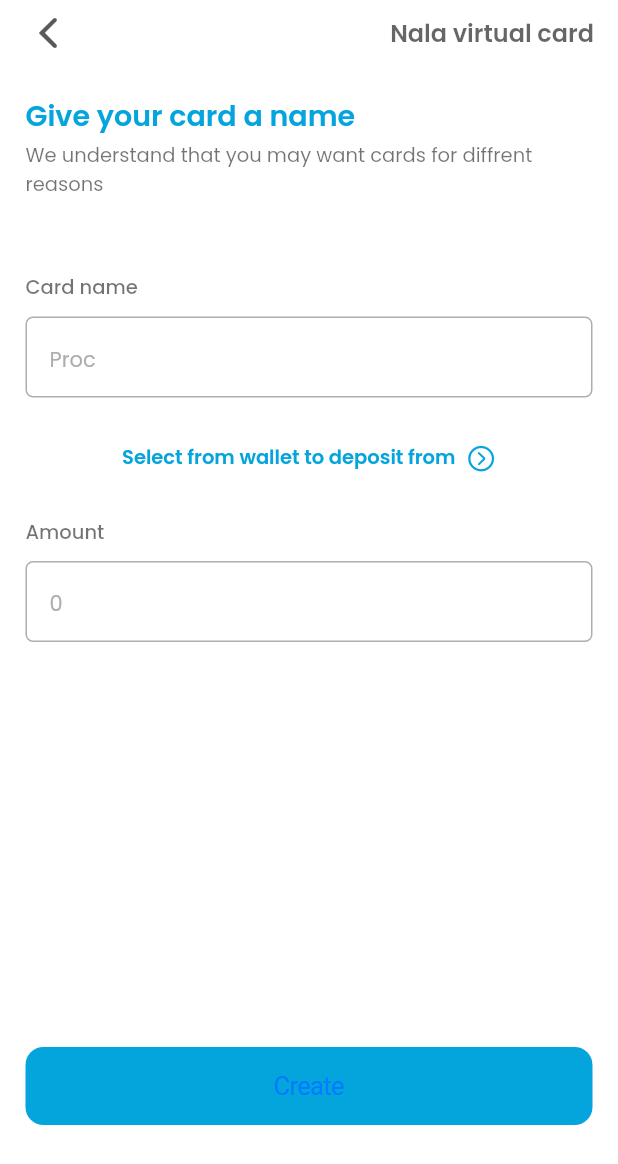
After one commit to ProsperChihimba/nala-ios-clone, a Flutter app: the CardName screen opened directly, on a phone screen of 412 x 824 dp. The commit adds this screen. Shown: the top 1164 px of the screen. Run offline on Flutter 3.47's test engine with Material 2 defaults, Android fonts, the phone set to English and light mode, and no system bars; our stand-ins replace gap, get, google_fonts; statements that could not run were skipped.

Commit message:
Add: create card page design

```diff
--- a/lib/home/cards/button.dart
+++ b/lib/home/cards/button.dart
@@ -1,4 +1,5 @@
-import 'package:flutter/material.dart';
+import 'package:flutter/cupertino.dart';
+import 'package:nala_clon/home/cards/cardname/index.dart';
 import 'package:nala_clon/utils/app_layout.dart';
 import 'package:nala_clon/utils/app_styles.dart';
 
@@ -15,7 +16,17 @@ class GreenButton extends StatelessWidget {
 
   @override
   Widget build(BuildContext context) {
-    return Container(
+    return GestureDetector(
+      onTap: () {
+        Navigator.of(context).push(
+          CupertinoPageRoute(
+            builder: (BuildContext context) {
+              return const CardName();
+            },
+          ),
+        );
+      },
+      child: Container(
         padding: EdgeInsets.symmetric(vertical: AppLayout.getHeight(size)),
         //
         decoration: BoxDecoration(
@@ -36,6 +47,7 @@ class GreenButton extends StatelessWidget {
             fontSize: AppLayout.getHeight(18),
           ),
         ),
+      ),
     );
   }
 }
--- /dev/null
+++ b/lib/home/cards/cardname/index.dart
@@ -0,0 +1,122 @@
+import 'package:flutter/cupertino.dart';
+import 'package:gap/gap.dart';
+import 'package:nala_clon/send/tag/confirm.dart';
+import 'package:nala_clon/send/tag/input.dart';
+import 'package:nala_clon/utils/app_layout.dart';
+import 'package:nala_clon/utils/app_styles.dart';
+
+class CardName extends StatefulWidget {
+  const CardName({super.key});
+
+  @override
+  State<CardName> createState() => _CardNameState();
+}
+
+class _CardNameState extends State<CardName> {
+  @override
+  Widget build(BuildContext context) {
+    return CupertinoPageScaffold(
+      // navigation bar
+      navigationBar: CupertinoNavigationBar(
+        //
+        leading: Icon(
+          CupertinoIcons.back,
+          color: CupertinoColors.black.withOpacity(0.65),
+        ),
+
+        //
+        trailing: Text(
+          'Nala virtual card',
+          style: Styles.normalText.copyWith(
+            color: CupertinoColors.black.withOpacity(0.6),
+            fontSize: AppLayout.getHeight(16),
+            fontWeight: FontWeight.w600,
+          ),
+        ),
+      ),
+      child: Padding(
+        padding: EdgeInsets.symmetric(horizontal: AppLayout.getWidth(17)),
+        child: ListView(
+          children: [
+            //
+            Gap(AppLayout.getHeight(19)),
+
+            //
+            Text(
+              "Give your card a name",
+              style: Styles.normalText.copyWith(
+                color: Styles.blueColor,
+                fontSize: AppLayout.getHeight(19),
+                fontWeight: FontWeight.w600,
+              ),
+            ),
+
+            // desc
+            Gap(AppLayout.getHeight(3)),
+            Text(
+              "We understand that you may want cards for diffrent reasons",
+              style: Styles.normalText.copyWith(
+                color: CupertinoColors.black.withOpacity(0.55),
+                fontSize: AppLayout.getHeight(13),
+              ),
+            ),
+
+            // inputs
+            Gap(AppLayout.getHeight(30)),
+            const TagInput(
+              header: "Card name",
+              amount: "Proc",
+            ),
+
+            // benefici
+            Gap(AppLayout.getHeight(30)),
+            Row(
+              mainAxisAlignment: MainAxisAlignment.center,
+              children: [
+                Text(
+                  "Select from wallet to deposit from",
+                  style: Styles.normalText.copyWith(
+                    color: Styles.blueColor,
+                    fontWeight: FontWeight.w600,
+                    fontSize: AppLayout.getHeight(13),
+                  ),
+                ),
+
+                // icon
+                Gap(AppLayout.getWidth(7)),
+                Icon(
+                  CupertinoIcons.chevron_right_circle,
+                  color: Styles.blueColor,
+                  size: AppLayout.getHeight(20),
+                )
+              ],
+            ),
+
+            // a,ount
+            Gap(AppLayout.getHeight(10)),
+            const TagInput(
+              header: "Amount",
+              amount: "0",
+            ),
+
+            //
+            Gap(AppLayout.getHeight(270)),
+            CupertinoButton(
+              color: Styles.blueColor,
+              child: Text("Create"),
+              onPressed: () {
+                Navigator.of(context).push(
+                  CupertinoPageRoute(
+                    builder: (BuildContext context) {
+                      return const ConfirmPage();
+                    },
+                  ),
+                );
+              },
+            ),
+          ],
+        ),
+      ),
+    );
+  }
+}
```
Lines whose indentation alone changed are shown as unchanged.
